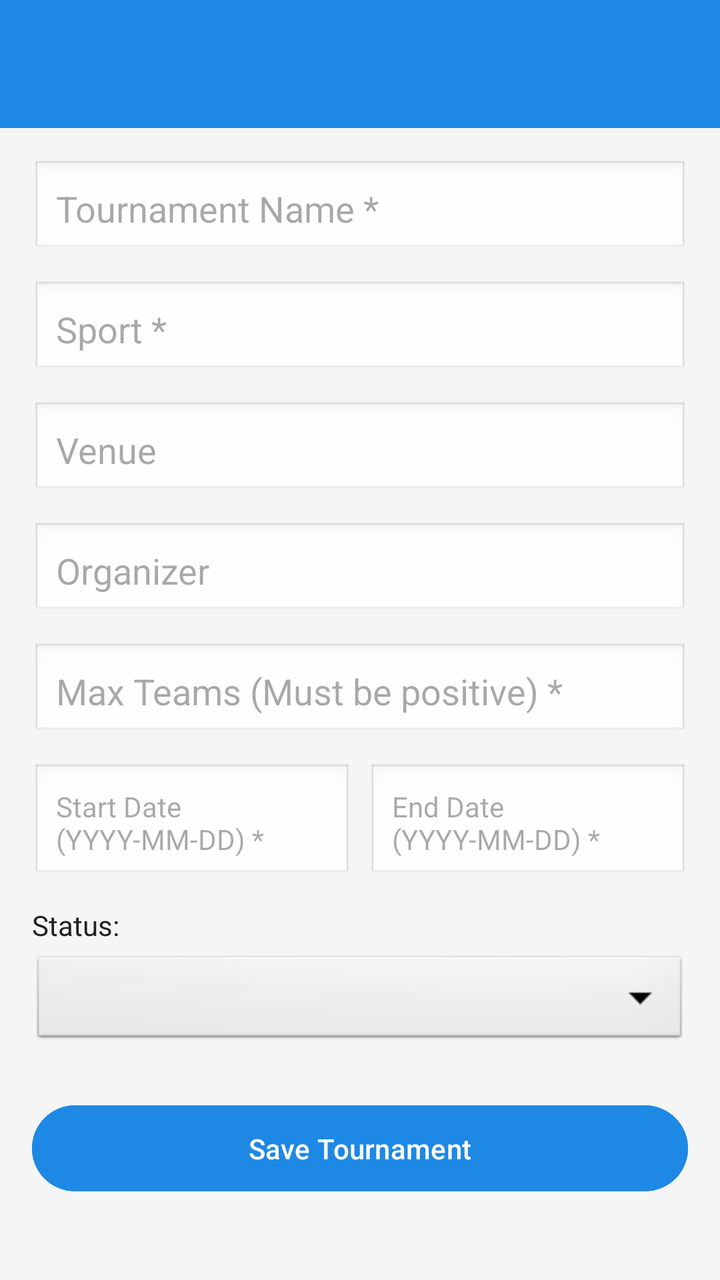
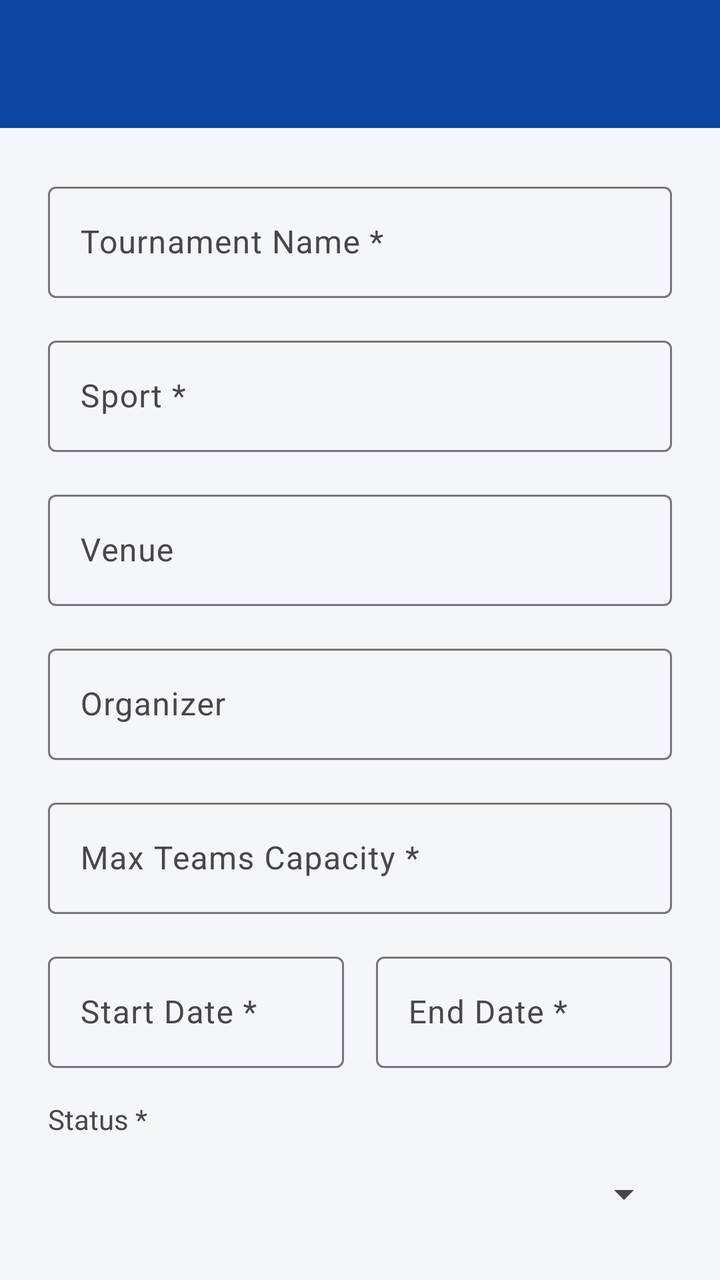

Before-and-after screenshots of an Android layout around one commit, followed by the original layout XML and the change that was made.
<!-- AndroidManifest.xml: application theme Theme.SPORTSHUB -->
<!-- res/layout/activity_tournament_form.xml -->
<?xml version="1.0" encoding="utf-8"?>
<LinearLayout xmlns:android="http://schemas.android.com/apk/res/android"
    xmlns:app="http://schemas.android.com/apk/res-auto"
    android:layout_width="match_parent"
    android:layout_height="match_parent"
    android:orientation="vertical"
    android:background="@color/background">

    <androidx.appcompat.widget.Toolbar
        android:id="@+id/toolbarForm"
        android:layout_width="match_parent"
        android:layout_height="?attr/actionBarSize"
        android:background="@color/primary"
        android:theme="@style/ThemeOverlay.AppCompat.Dark.ActionBar"
        app:popupTheme="@style/ThemeOverlay.AppCompat.Light"
        app:titleTextColor="@color/white" />

    <ScrollView
        android:layout_width="match_parent"
        android:layout_height="match_parent">

        <LinearLayout
            android:layout_width="match_parent"
            android:layout_height="wrap_content"
            android:orientation="vertical"
            android:padding="16dp">

            <EditText
                android:id="@+id/etName"
                android:layout_width="match_parent"
                android:layout_height="wrap_content"
                android:hint="Tournament Name *"
                android:background="@android:drawable/edit_text"
                android:padding="12dp"
                android:layout_marginBottom="12dp" />

            <EditText
                android:id="@+id/etSport"
                android:layout_width="match_parent"
                android:layout_height="wrap_content"
                android:hint="Sport *"
                android:background="@android:drawable/edit_text"
                android:padding="12dp"
                android:layout_marginBottom="12dp" />

            <EditText
                android:id="@+id/etVenue"
                android:layout_width="match_parent"
                android:layout_height="wrap_content"
                android:hint="Venue"
                android:background="@android:drawable/edit_text"
                android:padding="12dp"
                android:layout_marginBottom="12dp" />

            <EditText
                android:id="@+id/etOrganizer"
                android:layout_width="match_parent"
                android:layout_height="wrap_content"
                android:hint="Organizer"
                android:background="@android:drawable/edit_text"
                android:padding="12dp"
                android:layout_marginBottom="12dp" />

            <EditText
                android:id="@+id/etMaxTeams"
                android:layout_width="match_parent"
                android:layout_height="wrap_content"
                android:hint="Max Teams (Must be positive) *"
                android:inputType="number"
                android:background="@android:drawable/edit_text"
                android:padding="12dp"
                android:layout_marginBottom="12dp" />

            
            <LinearLayout
                android:layout_width="match_parent"
                android:layout_height="wrap_content"
                android:orientation="horizontal"
                android:layout_marginBottom="12dp">

                <TextView
                    android:id="@+id/tvStartDate"
                    android:layout_width="0dp"
                    android:layout_height="wrap_content"
                    android:layout_weight="1"
                    android:hint="Start Date (YYYY-MM-DD) *"
                    android:padding="12dp"
                    android:background="@android:drawable/edit_text"
                    android:clickable="true"
                    android:focusable="false"
                    android:layout_marginEnd="4dp"/>

                <TextView
                    android:id="@+id/tvEndDate"
                    android:layout_width="0dp"
                    android:layout_height="wrap_content"
                    android:layout_weight="1"
                    android:hint="End Date (YYYY-MM-DD) *"
                    android:padding="12dp"
                    android:background="@android:drawable/edit_text"
                    android:clickable="true"
                    android:focusable="false"
                    android:layout_marginStart="4dp"/>
            </LinearLayout>

            <TextView
                android:layout_width="match_parent"
                android:layout_height="wrap_content"
                android:text="Status:"
                android:textColor="@color/text_primary"
                android:layout_marginBottom="4dp"/>

            <Spinner
                android:id="@+id/spnStatus"
                android:layout_width="match_parent"
                android:layout_height="wrap_content"
                android:background="@android:drawable/btn_dropdown"
                android:layout_marginBottom="24dp"/>

            <Button
                android:id="@+id/btnSave"
                android:layout_width="match_parent"
                android:layout_height="wrap_content"
                android:text="Save Tournament"
                android:backgroundTint="@color/primary"
                android:textColor="@color/white"
                android:padding="12dp"
                android:layout_marginBottom="12dp"/>

            <Button
                android:id="@+id/btnDelete"
                android:layout_width="match_parent"
                android:layout_height="wrap_content"
                android:text="Delete Tournament"
                android:backgroundTint="@android:color/holo_red_dark"
                android:textColor="@color/white"
                android:padding="12dp"
                android:visibility="gone"/>

        </LinearLayout>
    </ScrollView>
</LinearLayout>
<!-- resources referenced by this layout -->
<resources>
  <color name="background">#F5F5F5</color>
  <color name="primary">#1E88E5</color>
  <color name="text_primary">#212121</color>
  <color name="white">#FFFFFFFF</color>
  <style name="Theme.SPORTSHUB" parent="Base.Theme.SPORTSHUB" />
  <style name="Base.Theme.SPORTSHUB" parent="Theme.Material3.DayNight.NoActionBar">
          
          
      </style>
</resources>

<!-- the commit's change to res/layout/activity_tournament_form.xml (unified diff, before → after) -->
@@ -4,139 +4,169 @@
     android:layout_width="match_parent"
     android:layout_height="match_parent"
     android:orientation="vertical"
-    android:background="@color/background">
+    android:background="?android:attr/colorBackground">
 
     <androidx.appcompat.widget.Toolbar
         android:id="@+id/toolbarForm"
         android:layout_width="match_parent"
         android:layout_height="?attr/actionBarSize"
-        android:background="@color/primary"
+        android:background="?attr/colorPrimary"
         android:theme="@style/ThemeOverlay.AppCompat.Dark.ActionBar"
         app:popupTheme="@style/ThemeOverlay.AppCompat.Light"
-        app:titleTextColor="@color/white" />
+        app:titleTextColor="?attr/colorOnPrimary" />
 
-    <ScrollView
+    <androidx.core.widget.NestedScrollView
         android:layout_width="match_parent"
-        android:layout_height="match_parent">
+        android:layout_height="match_parent"
+        android:fillViewport="true">
 
         <LinearLayout
             android:layout_width="match_parent"
             android:layout_height="wrap_content"
             android:orientation="vertical"
-            android:padding="16dp">
+            android:padding="24dp">
 
-            <EditText
-                android:id="@+id/etName"
+            <com.google.android.material.textfield.TextInputLayout
+                android:id="@+id/tilName"
+                style="@style/Widget.Material3.TextInputLayout.OutlinedBox"
                 android:layout_width="match_parent"
                 android:layout_height="wrap_content"
                 android:hint="Tournament Name *"
-                android:background="@android:drawable/edit_text"
-                android:padding="12dp"
-                android:layout_marginBottom="12dp" />
+                android:layout_marginBottom="16dp">
+                <com.google.android.material.textfield.TextInputEditText
+                    android:id="@+id/etName"
+                    android:layout_width="match_parent"
+                    android:layout_height="wrap_content"
+                    android:inputType="text" />
+            </com.google.android.material.textfield.TextInputLayout>
 
-            <EditText
-                android:id="@+id/etSport"
+            <com.google.android.material.textfield.TextInputLayout
+                android:id="@+id/tilSport"
+                style="@style/Widget.Material3.TextInputLayout.OutlinedBox"
                 android:layout_width="match_parent"
                 android:layout_height="wrap_content"
                 android:hint="Sport *"
-                android:background="@android:drawable/edit_text"
-                android:padding="12dp"
-                android:layout_marginBottom="12dp" />
+                android:layout_marginBottom="16dp">
+                <com.google.android.material.textfield.TextInputEditText
+                    android:id="@+id/etSport"
+                    android:layout_width="match_parent"
+                    android:layout_height="wrap_content"
+                    android:inputType="text" />
+            </com.google.android.material.textfield.TextInputLayout>
 
-            <EditText
-                android:id="@+id/etVenue"
+            <com.google.android.material.textfield.TextInputLayout
+                android:id="@+id/tilVenue"
+                style="@style/Widget.Material3.TextInputLayout.OutlinedBox"
                 android:layout_width="match_parent"
                 android:layout_height="wrap_content"
                 android:hint="Venue"
-                android:background="@android:drawable/edit_text"
-                android:padding="12dp"
-                android:layout_marginBottom="12dp" />
+                android:layout_marginBottom="16dp">
+                <com.google.android.material.textfield.TextInputEditText
+                    android:id="@+id/etVenue"
+                    android:layout_width="match_parent"
+                    android:layout_height="wrap_content"
+                    android:inputType="text" />
+            </com.google.android.material.textfield.TextInputLayout>
 
-            <EditText
-                android:id="@+id/etOrganizer"
+            <com.google.android.material.textfield.TextInputLayout
+                android:id="@+id/tilOrganizer"
+                style="@style/Widget.Material3.TextInputLayout.OutlinedBox"
                 android:layout_width="match_parent"
                 android:layout_height="wrap_content"
                 android:hint="Organizer"
-                android:background="@android:drawable/edit_text"
-                android:padding="12dp"
-                android:layout_marginBottom="12dp" />
+                android:layout_marginBottom="16dp">
+                <com.google.android.material.textfield.TextInputEditText
+                    android:id="@+id/etOrganizer"
+                    android:layout_width="match_parent"
+                    android:layout_height="wrap_content"
+                    android:inputType="text" />
+            </com.google.android.material.textfield.TextInputLayout>
 
-            <EditText
-                android:id="@+id/etMaxTeams"
+            <com.google.android.material.textfield.TextInputLayout
+                android:id="@+id/tilMaxTeams"
+                style="@style/Widget.Material3.TextInputLayout.OutlinedBox"
                 android:layout_width="match_parent"
                 android:layout_height="wrap_content"
-                android:hint="Max Teams (Must be positive) *"
-                android:inputType="number"
-                android:background="@android:drawable/edit_text"
-                android:padding="12dp"
-                android:layout_marginBottom="12dp" />
+                android:hint="Max Teams Capacity *"
+                android:layout_marginBottom="16dp">
+                <com.google.android.material.textfield.TextInputEditText
+                    android:id="@+id/etMaxTeams"
+                    android:layout_width="match_parent"
+                    android:layout_height="wrap_content"
+                    android:inputType="number" />
+            </com.google.android.material.textfield.TextInputLayout>
 
-            
             <LinearLayout
                 android:layout_width="match_parent"
                 android:layout_height="wrap_content"
                 android:orientation="horizontal"
-                android:layout_marginBottom="12dp">
+                android:layout_marginBottom="16dp">
 
-                <TextView
-                    android:id="@+id/tvStartDate"
+                <com.google.android.material.textfield.TextInputLayout
+                    android:id="@+id/tilStartDate"
+                    style="@style/Widget.Material3.TextInputLayout.OutlinedBox"
                     android:layout_width="0dp"
                     android:layout_height="wrap_content"
                     android:layout_weight="1"
-                    android:hint="Start Date (YYYY-MM-DD) *"
-                    android:padding="12dp"
-                    android:background="@android:drawable/edit_text"
-                    android:clickable="true"
-                    android:focusable="false"
-                    android:layout_marginEnd="4dp"/>
+                    android:hint="Start Date *"
+                    android:layout_marginEnd="8dp">
+                    <com.google.android.material.textfield.TextInputEditText
+                        android:id="@+id/tvStartDate"
+                        android:layout_width="match_parent"
+                        android:layout_height="wrap_content"
+                        android:focusable="false"
+                        android:clickable="true" />
+                </com.google.android.material.textfield.TextInputLayout>
 
-                <TextView
-                    android:id="@+id/tvEndDate"
+                <com.google.android.material.textfield.TextInputLayout
+                    android:id="@+id/tilEndDate"
+                    style="@style/Widget.Material3.TextInputLayout.OutlinedBox"
                     android:layout_width="0dp"
                     android:layout_height="wrap_content"
                     android:layout_weight="1"
-                    android:hint="End Date (YYYY-MM-DD) *"
-                    android:padding="12dp"
-                    android:background="@android:drawable/edit_text"
-                    android:clickable="true"
-                    android:focusable="false"
-                    android:layout_marginStart="4dp"/>
+                    android:hint="End Date *"
+                    android:layout_marginStart="8dp">
+                    <com.google.android.material.textfield.TextInputEditText
+                        android:id="@+id/tvEndDate"
+                        android:layout_width="match_parent"
+                        android:layout_height="wrap_content"
+                        android:focusable="false"
+                        android:clickable="true" />
+                </com.google.android.material.textfield.TextInputLayout>
             </LinearLayout>
 
             <TextView
                 android:layout_width="match_parent"
                 android:layout_height="wrap_content"
-                android:text="Status:"
-                android:textColor="@color/text_primary"
+                android:text="Status *"
+                android:textColor="?android:attr/textColorSecondary"
                 android:layout_marginBottom="4dp"/>
 
             <Spinner
                 android:id="@+id/spnStatus"
                 android:layout_width="match_parent"
-                android:layout_height="wrap_content"
-                android:background="@android:drawable/btn_dropdown"
-                android:layout_marginBottom="24dp"/>
+                android:layout_height="48dp"
+                android:layout_marginBottom="32dp" />
 
-            <Button
+            <com.google.android.material.button.MaterialButton
                 android:id="@+id/btnSave"
                 android:layout_width="match_parent"
-                android:layout_height="wrap_content"
-                android:text="Save Tournament"
-                android:backgroundTint="@color/primary"
-                android:textColor="@color/white"
-                android:padding="12dp"
-                android:layout_marginBottom="12dp"/>
+                android:layout_height="60dp"
+                android:text="Save"
+                app:cornerRadius="@dimen/card_radius"
+                android:layout_marginBottom="8dp" />
 
-            <Button
+            <com.google.android.material.button.MaterialButton
                 android:id="@+id/btnDelete"
+                style="@style/Widget.Material3.Button.OutlinedButton"
                 android:layout_width="match_parent"
-                android:layout_height="wrap_content"
-                android:text="Delete Tournament"
-                android:backgroundTint="@android:color/holo_red_dark"
-                android:textColor="@color/white"
-                android:padding="12dp"
-                android:visibility="gone"/>
+                android:layout_height="60dp"
+                android:text="Delete"
+                android:textColor="?attr/colorError"
+                app:strokeColor="?attr/colorError"
+                app:cornerRadius="@dimen/card_radius"
+                android:visibility="gone" />
 
         </LinearLayout>
-    </ScrollView>
+    </androidx.core.widget.NestedScrollView>
 </LinearLayout>
<!-- resource entries referenced after the edit -->
@@ -1,13 +1,22 @@
 <!-- resources referenced by this layout -->
 <resources>
-  <color name="background">#F5F5F5</color>
-  <color name="primary">#1E88E5</color>
-  <color name="text_primary">#212121</color>
-  <color name="white">#FFFFFFFF</color>
+  <dimen name="card_radius">12dp</dimen>
+  <color name="background">#F5F6FA</color>
+  <color name="surface">#FFFFFF</color>
+  <color name="primary">#0D47A1</color>
+  <color name="text_on_primary">#FFFFFF</color>
+  <color name="primary_dark">#002171</color>
+  <color name="secondary">#FF8F00</color>
+  <color name="error">#B00020</color>
   <style name="Theme.SPORTSHUB" parent="Base.Theme.SPORTSHUB" />
   <style name="Base.Theme.SPORTSHUB" parent="Theme.Material3.DayNight.NoActionBar">
-          
-          
+          <item name="colorPrimary">@color/primary</item>
+          <item name="colorOnPrimary">@color/text_on_primary</item>
+          <item name="colorPrimaryDark">@color/primary_dark</item>
+          <item name="colorSecondary">@color/secondary</item>
+          <item name="colorError">@color/error</item>
+          <item name="android:colorBackground">@color/background</item>
+          <item name="colorSurface">@color/surface</item>
       </style>
 </resources>
 
